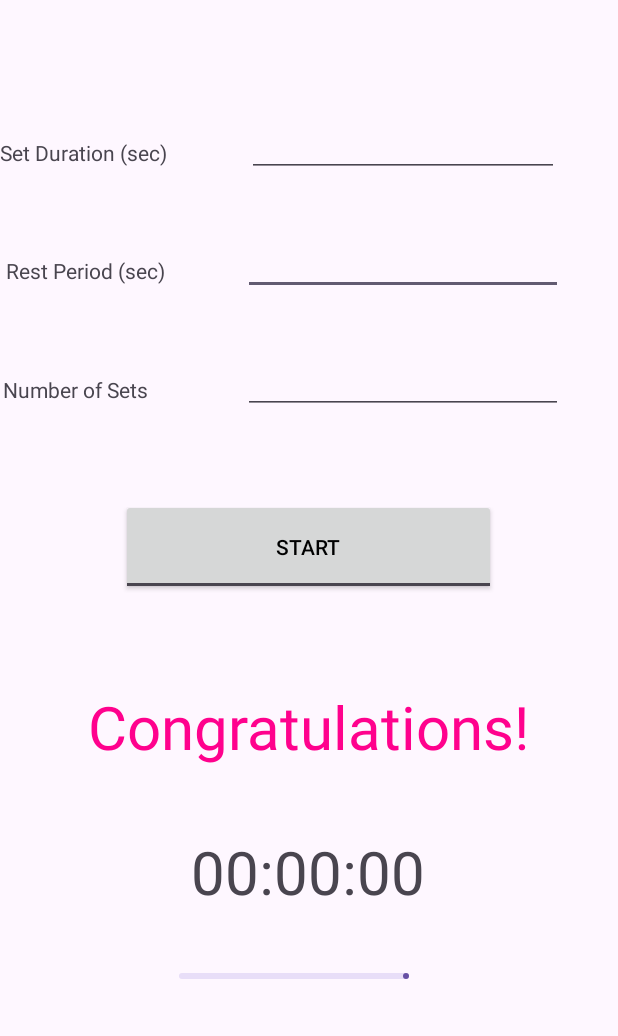
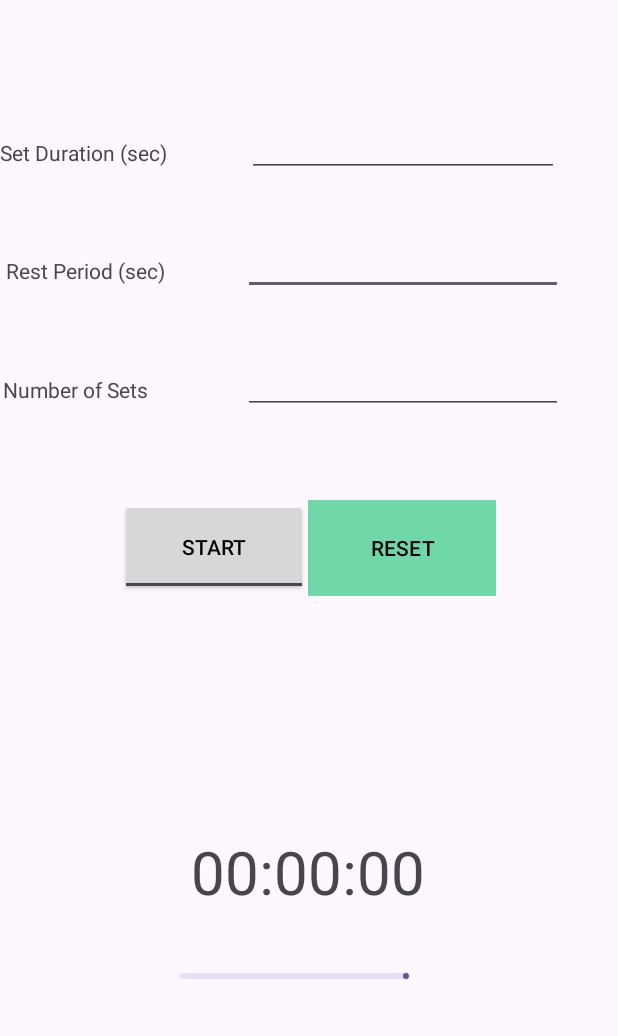
Before and after one commit to T-MannGitHub/Task4-1_Workout_Timer, an Android app: the screen it shows after launch (MainActivity), after a tap on "STOP", on a phone screen of 412 x 824 dp, the part 200-1236 px from its top. Run offline under Robolectric (Android 15) with nearby library versions, the phone set to English and light mode, and no system bars; 2 statements that could not run were skipped; 1 other tap on this screen came first.

Commit message:
Everything is dead and nothing is working and im sad about it

```diff
--- a/app/src/main/java/com/tmannapps/task4_1_workout_timer/MainActivity.java
+++ b/app/src/main/java/com/tmannapps/task4_1_workout_timer/MainActivity.java
@@ -1,9 +1,7 @@
 package com.tmannapps.task4_1_workout_timer;
-
-import androidx.annotation.StringRes;
 import androidx.appcompat.app.AppCompatActivity;
 
-import android.annotation.SuppressLint;
+import android.graphics.Color;
 import android.os.Bundle;
 import android.os.CountDownTimer;
 import android.view.View;
@@ -12,54 +10,26 @@ import android.widget.EditText;
 import android.widget.ProgressBar;
 import android.widget.TextView;
 
-import org.w3c.dom.Text;
-
 import java.text.DecimalFormat;
 import java.text.NumberFormat;
 
 public class MainActivity extends AppCompatActivity {
 
-    Button myStartStopButton;
+    Button myStartStopButton, myResetButton;
     TextView myTextViewTitle, myTextViewSetDuration, myTextViewRestDuration, myTextViewRemainingTime, myTextViewNumSets, myTextViewPhase;
     EditText myEditTextSetDuration, myEditTextRestPeriod, myEditTextNumSets;
     ProgressBar myProgressBar;
-    int i = 1;
+    CountDownTimer workCountdownTimer;
+   // CountDownTimer restCountdownTimer;
+    Boolean timerRunning;
 
-    public void setValue () {
-    String setDurationStr = myEditTextSetDuration.getText().toString();
-    long setDurationLong = Integer.parseInt(setDurationStr)*1000;
-    new CountDownTimer(setDurationLong, 1000) {
-        //TODO click stop to stop timer mid way
-        //todo end of finish - reset i to 1 and stop process
-        public void onTick(long millisUntilFinished) {
-            NumberFormat f = new DecimalFormat("00");
-            long hour = (millisUntilFinished / 3600000) % 24;
-            long min = (millisUntilFinished / 60000) % 60;
-            long sec = (millisUntilFinished / 1000) % 60;
-            myTextViewPhase.setText(getString(R.string.WorkPhase));
-            myTextViewRemainingTime.setText(f.format(hour) + ":" + f.format(min) + ":" + f.format(sec));
-        }
-        public void onFinish() {
-            String numSetsStr = myEditTextNumSets.getText().toString();
-            int numSetsInt = Integer.parseInt(numSetsStr);
-            restValue();
-            if (numSetsInt > 1) {
-                //i = numSetsInt;
-                while (i < numSetsInt) {
-                    restValue();
-                    setValue();
-                    restValue();
-                    i += 1;
-                }
-            }
-            myTextViewRemainingTime.setText(getString(R.string.endTimer));
 
-        }
-    }.start();
-}
-public void restValue () {
+    //tutorial for countdown timer found at https://www.geeksforgeeks.org/countdowntimer-in-android-with-example/
+    //tutorial for pause function from https://www.youtube.com/watch?v=MDuGwI6P-X8&t=92s
+
+  /*  public void setRestPhaseTimer() {
         String restDurationStr = myEditTextRestPeriod.getText().toString();
-    long restDurationLong = Integer.parseInt(restDurationStr)*1000;
+        long restDurationLong = Integer.parseInt(restDurationStr) * 1000;
         new CountDownTimer(restDurationLong, 1000) {
             public void onTick(long millisUntilFinished) {
                 NumberFormat f = new DecimalFormat("00");
@@ -71,17 +41,15 @@ public void restValue () {
             }
             public void onFinish() {
                 //myTextViewPhase.setText(getString(R.string.EndPhase));
-            //myTextViewRemainingTime.setText(getString(R.string.endTimer));
+                myTextViewRemainingTime.setText(getString(R.string.endTimer));
             }
         }.start();
-}
-
+    }*/
 
     @Override
     protected void onCreate(Bundle savedInstanceState) {
         super.onCreate(savedInstanceState);
         setContentView(R.layout.activity_main);
-
         myStartStopButton = findViewById(R.id.myStartStopButton);
         myTextViewTitle = findViewById(R.id.myTextViewTitle);
         myTextViewSetDuration = findViewById(R.id.myTextViewSetDuration);
@@ -93,32 +61,69 @@ public void restValue () {
         myEditTextRestPeriod = findViewById(R.id.myEditTextRestPeriod);
         myEditTextNumSets = findViewById(R.id.myEditTextNumSets);
         myProgressBar = findViewById(R.id.myProgressBar);
-
-
+        myResetButton = findViewById(R.id.myResetButton);
+        myResetButton.setBackgroundColor(Color.parseColor("FFD9DFDC"));
 
 
         myStartStopButton.setOnClickListener(new View.OnClickListener() {
             @Override
             public void onClick(View v) {
-
-
-                //start and stop the timers as appropriate
-                //To update the UI with the current time remaining, you can use a Handler and a Runnable that is
-                //called periodically to update the TextViews and ProgressBar. You can also play a sound or
-                //vibrate the device when each phase ends to alert the user.
-
-                //TODO - add error handling for if no values entered
-
-                setValue();
-                i = 1;
-                myTextViewPhase.setText(getString(R.string.EndPhase));
-
-
-                //Workout period
-                //tutorial for countdown timer found at https://www.geeksforgeeks.org/countdowntimer-in-android-with-example/
-
-
+                if (timerRunning) {
+                    stopTimer();
+                } else {
+                        startWorkTimer();
+                    }
+                }
+            }
+            );
+        myResetButton.setOnClickListener(new View.OnClickListener() {
+            @Override
+            public void onClick(View v) {
+                resetTimer();
             }
         });
         }
+
+        private void startWorkTimer() {
+            String setDurationStr = myEditTextSetDuration.getText().toString();
+            long setDurationLong = Integer.parseInt(setDurationStr) * 1000;
+            workCountdownTimer = new CountDownTimer(setDurationLong, 1000) {
+                public void onTick(long millisUntilFinished) {
+                    NumberFormat f = new DecimalFormat("00");
+                    long hour = (millisUntilFinished / 3600000) % 24;
+                    long min = (millisUntilFinished/ 60000) % 60;
+                    long sec = (millisUntilFinished / 1000) % 60;
+                    myTextViewRemainingTime.setText(f.format(hour) + ":" + f.format(min) + ":" + f.format(sec));
+                    myTextViewPhase.setText(getString(R.string.WorkPhase));
+                    myResetButton.setBackgroundColor(Color.parseColor("FF70D8A8"));
             }
+            public void onFinish() {
+                timerRunning = false;
+                myStartStopButton.setText(getString(R.string.Start));
+                myTextViewRemainingTime.setText(getString(R.string.endTimer));
+                //setRestPhaseTimer();
+            }
+        }.start();
+            timerRunning = true;
+            myStartStopButton.setText(getString(R.string.Stop));
+            myResetButton.setBackgroundColor(Color.parseColor("FFD9DFDC"));
+        }
+
+        private void stopTimer () {
+            workCountdownTimer.cancel();
+            timerRunning = false;
+            myStartStopButton.setText(getString(R.string.Start));
+            myResetButton.setBackgroundColor(Color.parseColor("FFD9DFDC"));
+        }
+
+        private void resetTimer () {
+            String setDurationStr = myEditTextSetDuration.getText().toString();
+            long setDurationLong = Integer.parseInt(setDurationStr) * 1000;
+            NumberFormat f = new DecimalFormat("00");
+            int hrs = (int) (setDurationLong/3600000) % 24;
+            int mins = (int) (setDurationLong/6000) % 60;
+            int sec = (int) (setDurationLong/1000) % 60;
+            myTextViewRemainingTime.setText(f.format(hrs) + ":" + f.format(mins) + ":" + f.format(sec));
+            myResetButton.setBackgroundColor(Color.parseColor("FFD9DFDC"));
+        }
+}
--- a/app/src/main/res/layout/activity_main.xml
+++ b/app/src/main/res/layout/activity_main.xml
@@ -115,7 +115,7 @@
 
     <ToggleButton
         android:id="@+id/myStartStopButton"
-        android:layout_width="250dp"
+        android:layout_width="125dp"
         android:layout_height="64dp"
         android:layout_marginStart="80dp"
         android:layout_marginTop="27dp"
@@ -128,8 +128,28 @@
         android:textOn="@string/Stop"
         app:layout_constraintBottom_toTopOf="@+id/myTextViewPhase"
         app:layout_constraintEnd_toEndOf="parent"
+        app:layout_constraintHorizontal_bias="0.0"
         app:layout_constraintStart_toStartOf="parent"
         app:layout_constraintTop_toBottomOf="@+id/myTextViewNumSets" />
+
+    <Button
+        android:id="@+id/myResetButton"
+        android:layout_width="125dp"
+        android:layout_height="64dp"
+        android:layout_marginStart="80dp"
+        android:layout_marginTop="27dp"
+        android:layout_marginEnd="81dp"
+        android:layout_marginBottom="25dp"
+        android:background="#EFEEEE"
+        android:text="RESET"
+        android:textColor="@color/black"
+        app:backgroundTint="#70D8A8"
+        app:layout_constraintBottom_toTopOf="@+id/myTextViewPhase"
+        app:layout_constraintEnd_toEndOf="parent"
+        app:layout_constraintHorizontal_bias="1.0"
+        app:layout_constraintStart_toStartOf="parent"
+        app:layout_constraintTop_toBottomOf="@+id/myTextViewNumSets"
+        app:layout_constraintVertical_bias="0.541"/>
 
     <com.google.android.material.progressindicator.LinearProgressIndicator
         android:id="@+id/myProgressBar"
--- a/app/src/main/res/values/strings.xml
+++ b/app/src/main/res/values/strings.xml
@@ -11,4 +11,5 @@
     <string name="WorkPhase">Work</string>
     <string name="RestPhase">Rest</string>
     <string name="EndPhase">Congratulations!</string>
+    <string name="Reset">RESET</string>
 </resources>
```
Lines whose indentation alone changed are shown as unchanged.
